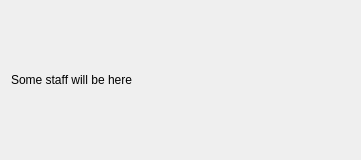
This is dialog.ui in Greindes/screenshoter as Qt 5 draws it before an edit. The edited form follows.
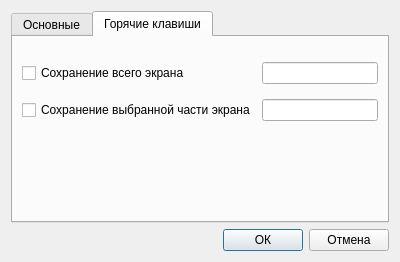
This is the edited form. The open tabs and pages were chosen to show the change.

Commit message: Реализовал класс SimpleScreenshot, делающий снимок всего экрана

```diff
--- a/dialog.ui
+++ b/dialog.ui
@@ -6,8 +6,8 @@
    <rect>
     <x>0</x>
     <y>0</y>
-    <width>361</width>
-    <height>160</height>
+    <width>400</width>
+    <height>262</height>
    </rect>
   </property>
   <property name="windowTitle">
@@ -15,12 +15,109 @@
   </property>
   <layout class="QVBoxLayout" name="verticalLayout">
    <item>
-    <widget class="QLabel" name="label">
-     <property name="text">
-      <string>Some staff will be here</string>
+    <widget class="QTabWidget" name="tabWidget">
+     <property name="currentIndex">
+      <number>0</number>
      </property>
+     <widget class="QWidget" name="generalTab">
+      <attribute name="title">
+       <string>Основные</string>
+      </attribute>
+      <layout class="QVBoxLayout" name="verticalLayout_2">
+       <item>
+        <widget class="QGroupBox" name="savingGroupBox">
+         <property name="title">
+          <string>Сохранять на диск</string>
+         </property>
+         <property name="checkable">
+          <bool>true</bool>
+         </property>
+         <property name="checked">
+          <bool>true</bool>
+         </property>
+        </widget>
+       </item>
+      </layout>
+     </widget>
+     <widget class="QWidget" name="keysTab">
+      <attribute name="title">
+       <string>Горячие клавиши</string>
+      </attribute>
+      <layout class="QGridLayout" name="gridLayout_2">
+       <property name="topMargin">
+        <number>25</number>
+       </property>
+       <property name="verticalSpacing">
+        <number>15</number>
+       </property>
+       <item row="0" column="1">
+        <widget class="QLineEdit" name="simpleKeyLineEdit"/>
+       </item>
+       <item row="1" column="1">
+        <widget class="QLineEdit" name="curKeyLineEdit"/>
+       </item>
+       <item row="0" column="0">
+        <widget class="QCheckBox" name="simpleCheckBox">
+         <property name="text">
+          <string>Сохранение всего экрана</string>
+         </property>
+        </widget>
+       </item>
+       <item row="1" column="0">
+        <widget class="QCheckBox" name="cutCheckBox">
+         <property name="text">
+          <string>Сохранение выбранной части экрана</string>
+         </property>
+        </widget>
+       </item>
+       <item row="2" column="0" colspan="2">
+        <spacer name="verticalSpacer">
+         <property name="orientation">
+          <enum>Qt::Vertical</enum>
+         </property>
+         <property name="sizeHint" stdset="0">
+          <size>
+           <width>20</width>
+           <height>40</height>
+          </size>
+         </property>
+        </spacer>
+       </item>
+      </layout>
+     </widget>
     </widget>
    </item>
+   <item>
+    <layout class="QHBoxLayout" name="buttonsLayout">
+     <item>
+      <spacer name="horizontalSpacer">
+       <property name="orientation">
+        <enum>Qt::Horizontal</enum>
+       </property>
+       <property name="sizeHint" stdset="0">
+        <size>
+         <width>40</width>
+         <height>20</height>
+        </size>
+       </property>
+      </spacer>
+     </item>
+     <item>
+      <widget class="QPushButton" name="okButton">
+       <property name="text">
+        <string>ОК</string>
+       </property>
+      </widget>
+     </item>
+     <item>
+      <widget class="QPushButton" name="cancelButton">
+       <property name="text">
+        <string>Отмена</string>
+       </property>
+      </widget>
+     </item>
+    </layout>
+   </item>
   </layout>
  </widget>
  <resources/>
```
The commit also changes 7 other files.
